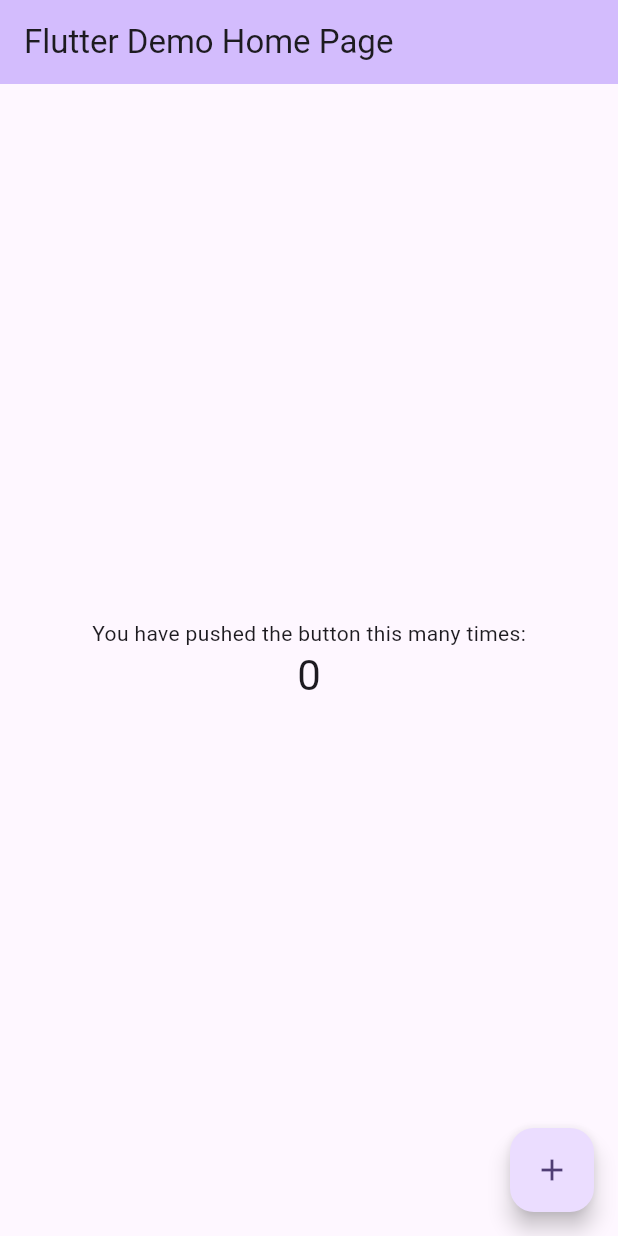
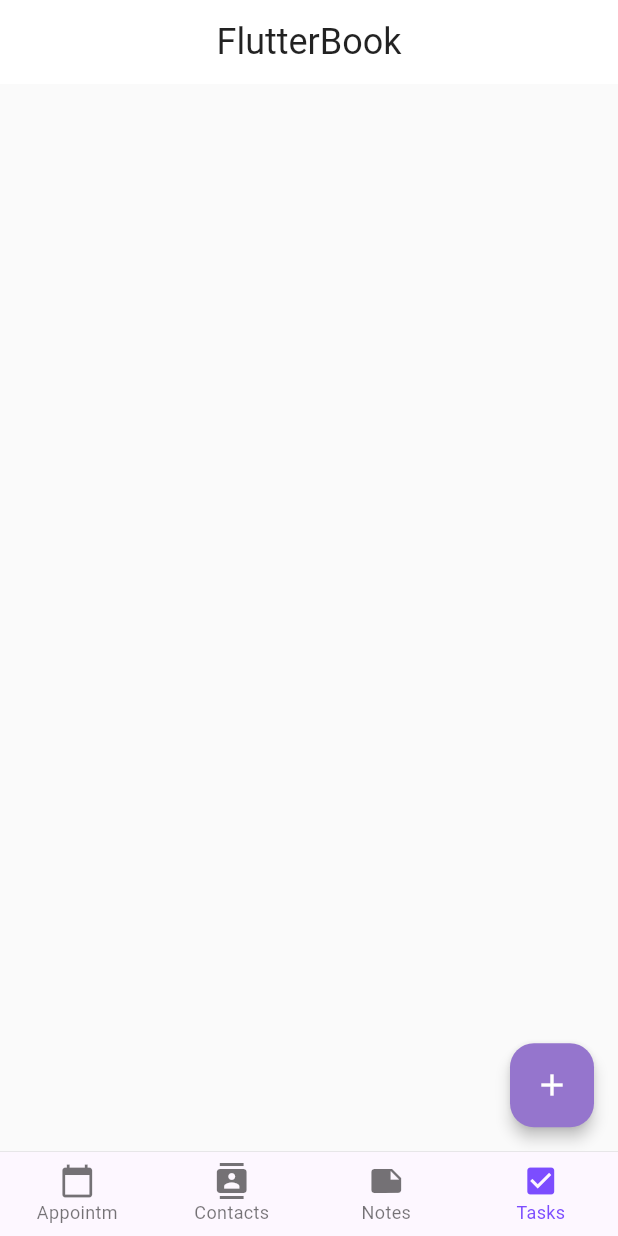
Before and after one commit to luisfelipe03/projetos_tcc, a Flutter app: the screen it shows after launch, on a phone screen of 412 x 824 dp. Run offline on Flutter 3.47's test engine with Material 3 defaults, Android fonts, the phone set to English and light mode, and no system bars.

Commit message:
v1: iteração 1

```diff
--- a/flutterbook_to_do_list_v1/lib/main.dart
+++ b/flutterbook_to_do_list_v1/lib/main.dart
@@ -7,116 +7,144 @@ void main() {
 class MyApp extends StatelessWidget {
   const MyApp({super.key});
 
-  // This widget is the root of your application.
   @override
   Widget build(BuildContext context) {
     return MaterialApp(
-      title: 'Flutter Demo',
+      title: 'FlutterBook',
       theme: ThemeData(
-        // This is the theme of your application.
-        //
-        // TRY THIS: Try running your application with "flutter run". You'll see
-        // the application has a purple toolbar. Then, without quitting the app,
-        // try changing the seedColor in the colorScheme below to Colors.green
-        // and then invoke "hot reload" (save your changes or press the "hot
-        // reload" button in a Flutter-supported IDE, or press "r" if you used
-        // the command line to start the app).
-        //
-        // Notice that the counter didn't reset back to zero; the application
-        // state is not lost during the reload. To reset the state, use hot
-        // restart instead.
-        //
-        // This works for code too, not just values: Most code changes can be
-        // tested with just a hot reload.
-        colorScheme: ColorScheme.fromSeed(seedColor: Colors.deepPurple),
+        colorScheme: ColorScheme.fromSeed(seedColor: const Color(0xFF7C4DFF)),
+        useMaterial3: true,
       ),
-      home: const MyHomePage(title: 'Flutter Demo Home Page'),
+      home: const FlutterBookHome(),
+      debugShowCheckedModeBanner: false,
     );
   }
 }
 
-class MyHomePage extends StatefulWidget {
-  const MyHomePage({super.key, required this.title});
-
-  // This widget is the home page of your application. It is stateful, meaning
-  // that it has a State object (defined below) that contains fields that affect
-  // how it looks.
-
-  // This class is the configuration for the state. It holds the values (in this
-  // case the title) provided by the parent (in this case the App widget) and
-  // used by the build method of the State. Fields in a Widget subclass are
-  // always marked "final".
-
-  final String title;
+class FlutterBookHome extends StatefulWidget {
+  const FlutterBookHome({super.key});
 
   @override
-  State<MyHomePage> createState() => _MyHomePageState();
+  State<FlutterBookHome> createState() => _FlutterBookHomeState();
 }
 
-class _MyHomePageState extends State<MyHomePage> {
-  int _counter = 0;
+class _FlutterBookHomeState extends State<FlutterBookHome> {
+  int _selectedIndex = 3;
 
-  void _incrementCounter() {
-    setState(() {
-      // This call to setState tells the Flutter framework that something has
-      // changed in this State, which causes it to rerun the build method below
-      // so that the display can reflect the updated values. If we changed
-      // _counter without calling setState(), then the build method would not be
-      // called again, and so nothing would appear to happen.
-      _counter++;
-    });
-  }
+  final List<Widget> _pages = [
+    const AppointmentsScreen(),
+    const ContactsScreen(),
+    const NotesScreen(),
+    const TasksScreen(),
+  ];
 
   @override
   Widget build(BuildContext context) {
-    // This method is rerun every time setState is called, for instance as done
-    // by the _incrementCounter method above.
-    //
-    // The Flutter framework has been optimized to make rerunning build methods
-    // fast, so that you can just rebuild anything that needs updating rather
-    // than having to individually change instances of widgets.
     return Scaffold(
       appBar: AppBar(
-        // TRY THIS: Try changing the color here to a specific color (to
-        // Colors.amber, perhaps?) and trigger a hot reload to see the AppBar
-        // change color while the other colors stay the same.
-        backgroundColor: Theme.of(context).colorScheme.inversePrimary,
-        // Here we take the value from the MyHomePage object that was created by
-        // the App.build method, and use it to set our appbar title.
-        title: Text(widget.title),
+        title: const Text(
+          'FlutterBook',
+          style: TextStyle(
+            fontSize: 24,
+            fontWeight: FontWeight.w400,
+            color: Colors.black87,
+          ),
+        ),
+        backgroundColor: Colors.white,
+        elevation: 0,
+        centerTitle: true,
       ),
-      body: Center(
-        // Center is a layout widget. It takes a single child and positions it
-        // in the middle of the parent.
-        child: Column(
-          // Column is also a layout widget. It takes a list of children and
-          // arranges them vertically. By default, it sizes itself to fit its
-          // children horizontally, and tries to be as tall as its parent.
-          //
-          // Column has various properties to control how it sizes itself and
-          // how it positions its children. Here we use mainAxisAlignment to
-          // center the children vertically; the main axis here is the vertical
-          // axis because Columns are vertical (the cross axis would be
-          // horizontal).
-          //
-          // TRY THIS: Invoke "debug painting" (choose the "Toggle Debug Paint"
-          // action in the IDE, or press "p" in the console), to see the
-          // wireframe for each widget.
-          mainAxisAlignment: MainAxisAlignment.center,
-          children: <Widget>[
-            const Text('You have pushed the button this many times:'),
-            Text(
-              '$_counter',
-              style: Theme.of(context).textTheme.headlineMedium,
+      body: _pages[_selectedIndex],
+      bottomNavigationBar: Container(
+        decoration: BoxDecoration(
+          border: Border(
+            top: BorderSide(color: Colors.grey.shade300, width: 0.5),
+          ),
+        ),
+        child: BottomNavigationBar(
+          currentIndex: _selectedIndex,
+          onTap: (index) {
+            setState(() {
+              _selectedIndex = index;
+            });
+          },
+          type: BottomNavigationBarType.fixed,
+          selectedItemColor: const Color(0xFF7C4DFF),
+          unselectedItemColor: Colors.black54,
+          selectedFontSize: 12,
+          unselectedFontSize: 12,
+          showUnselectedLabels: true,
+          elevation: 0,
+          items: const [
+            BottomNavigationBarItem(
+              icon: Icon(Icons.calendar_today, size: 24),
+              label: 'Appointm',
+            ),
+            BottomNavigationBarItem(
+              icon: Icon(Icons.contacts, size: 24),
+              label: 'Contacts',
+            ),
+            BottomNavigationBarItem(
+              icon: Icon(Icons.note, size: 24),
+              label: 'Notes',
+            ),
+            BottomNavigationBarItem(
+              icon: Icon(Icons.check_box, size: 24),
+              label: 'Tasks',
             ),
           ],
         ),
       ),
-      floatingActionButton: FloatingActionButton(
-        onPressed: _incrementCounter,
-        tooltip: 'Increment',
-        child: const Icon(Icons.add),
-      ), // This trailing comma makes auto-formatting nicer for build methods.
     );
   }
 }
+
+class TasksScreen extends StatefulWidget {
+  const TasksScreen({super.key});
+
+  @override
+  State<TasksScreen> createState() => _TasksScreenState();
+}
+
+class _TasksScreenState extends State<TasksScreen> {
+  @override
+  Widget build(BuildContext context) {
+    return Scaffold(
+      backgroundColor: Colors.grey.shade50,
+      body: const Center(child: Text('')),
+      floatingActionButton: FloatingActionButton(
+        onPressed: () {},
+        backgroundColor: const Color(0xFF9575CD),
+        elevation: 4,
+        child: const Icon(Icons.add, color: Colors.white),
+      ),
+    );
+  }
+}
+
+class AppointmentsScreen extends StatelessWidget {
+  const AppointmentsScreen({super.key});
+
+  @override
+  Widget build(BuildContext context) {
+    return const Center(child: Text('Appointments'));
+  }
+}
+
+class ContactsScreen extends StatelessWidget {
+  const ContactsScreen({super.key});
+
+  @override
+  Widget build(BuildContext context) {
+    return const Center(child: Text('Contacts'));
+  }
+}
+
+class NotesScreen extends StatelessWidget {
+  const NotesScreen({super.key});
+
+  @override
+  Widget build(BuildContext context) {
+    return const Center(child: Text('Notes'));
+  }
+}
```
Also changed, not shown: 1 other file.
